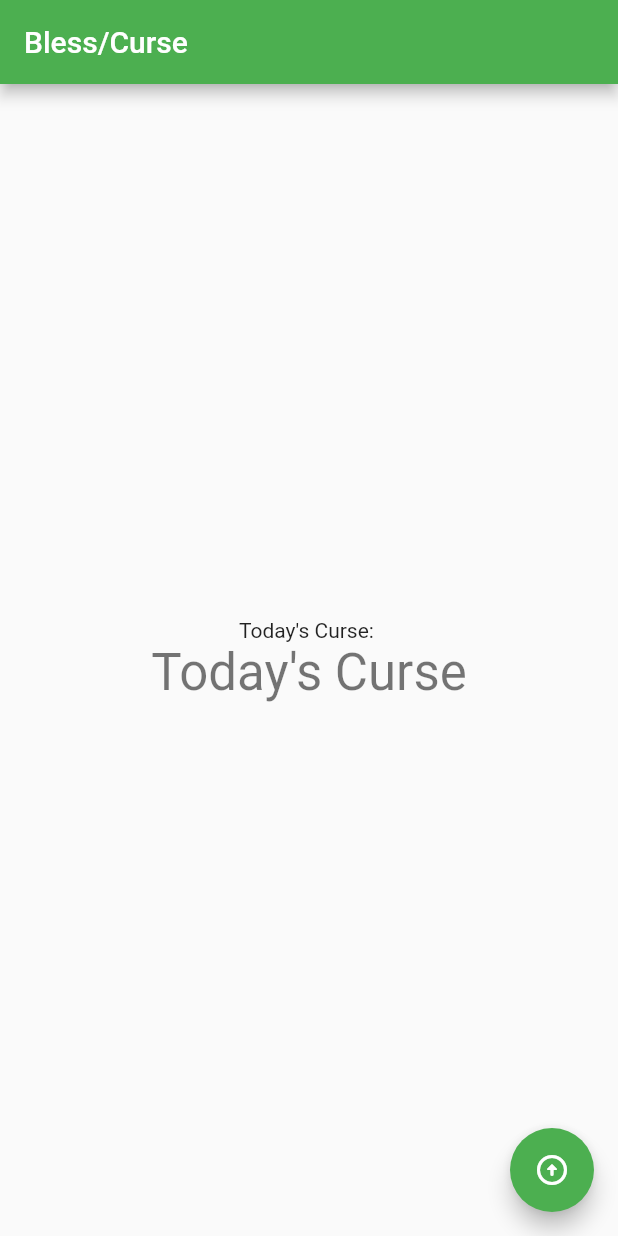
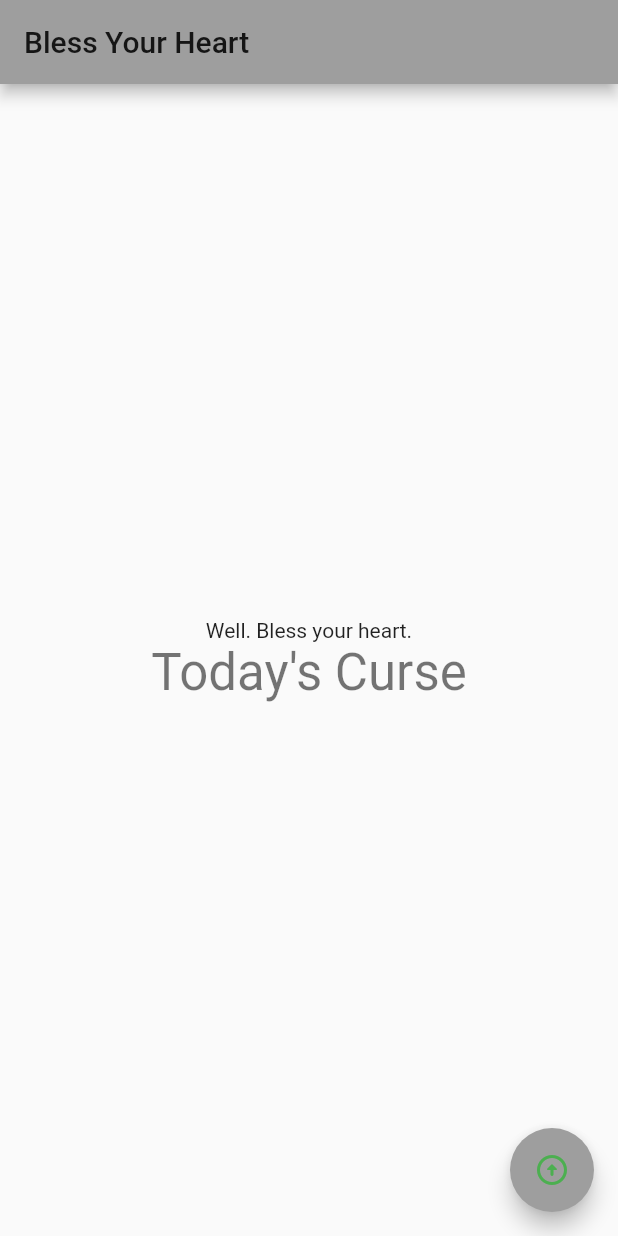
Before and after one commit to klgrady/BlessYourHeart, a Flutter app: the screen it shows after launch, after a tap on the "arrow circle down" icon, on a phone screen of 412 x 824 dp. Run offline on Flutter 3.47's test engine with Material 2 defaults, Android fonts, the phone set to English and light mode, and no system bars.

Commit message:
UI changes in color

```diff
--- a/lib/main.dart
+++ b/lib/main.dart
@@ -20,13 +20,13 @@ class MyApp extends StatelessWidget {
         // or simply save your changes to "hot reload" in a Flutter IDE).
         // Notice that the counter didn't reset back to zero; the application
         // is not restarted.
-        primarySwatch: Colors.green,
+        primarySwatch: Colors.grey,
         // This makes the visual density adapt to the platform that you run
         // the app on. For desktop platforms, the controls will be smaller and
         // closer together (more dense) than on mobile platforms.
         visualDensity: VisualDensity.adaptivePlatformDensity,
       ),
-      home: MyHomePage(title: "Bless/Curse"),
+      home: MyHomePage(title: "Bless Your Heart"),
     );
   }
 }
@@ -61,15 +61,14 @@ class _MyHomePageState extends State<MyHomePage> {
       // called again, and so nothing would appear to happen.
       _karma *= -1;
     });
-    print(_karma);
   }
 
   String getBlessing() {
     if (_karma == 1) {
-      return "Today's Blessing: ";
+      return "Oh, bless your heart!";
     }
 
-    return "Today's Curse: ";
+    return "Well. Bless your heart.";
   }
 
   String getGreeting() {
@@ -88,10 +87,19 @@ class _MyHomePageState extends State<MyHomePage> {
     return Icons.arrow_circle_up_rounded;
   }
 
+  MaterialColor getIconColor() {
+    if (_karma == 1) {
+      return Colors.red;
+    }
+
+    return Colors.green;
+  }
+
+
   @override
   Widget build(BuildContext context) {
     // This method is rerun every time setState is called, for instance as done
-    // by the _incrementCounter method above.
+    // by the _switchState method above.
     //
     // The Flutter framework has been optimized to make rerunning build methods
     // fast, so that you can just rebuild anything that needs updating rather
@@ -134,7 +142,7 @@ class _MyHomePageState extends State<MyHomePage> {
       ),
       floatingActionButton: FloatingActionButton(
         onPressed: _switchState,
-        child: Icon(getIcon()),
+        child: Icon(getIcon(), color: getIconColor()),
       ), // This trailing comma makes auto-formatting nicer for build methods.
     );
   }
```
